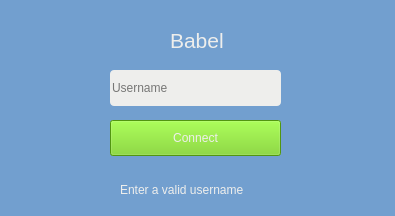
Before: the Qt Designer form client/gui/loginscreen.ui in INanaay/CPP_babel_2018, drawn with Qt 5.
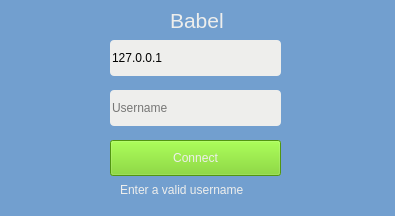
After: the same form once the commit is applied.

Patch:
```diff
--- a/client/gui/loginscreen.ui
+++ b/client/gui/loginscreen.ui
@@ -20,7 +20,7 @@
    <property name="geometry">
     <rect>
      <x>110</x>
-     <y>120</y>
+     <y>140</y>
      <width>171</width>
      <height>36</height>
     </rect>
@@ -37,7 +37,7 @@
    <property name="geometry">
     <rect>
      <x>110</x>
-     <y>70</y>
+     <y>90</y>
      <width>171</width>
      <height>36</height>
     </rect>
@@ -68,7 +68,7 @@
    <property name="geometry">
     <rect>
      <x>170</x>
-     <y>20</y>
+     <y>0</y>
      <width>61</width>
      <height>41</height>
     </rect>
@@ -77,6 +77,27 @@
     <string>&lt;html&gt;&lt;head/&gt;&lt;body&gt;&lt;p&gt;&lt;span style=&quot; font-size:16pt; color:#eeeeec;&quot;&gt;Babel&lt;/span&gt;&lt;/p&gt;&lt;/body&gt;&lt;/html&gt;</string>
    </property>
   </widget>
+  <widget class="QLineEdit" name="ipTextBox">
+   <property name="geometry">
+    <rect>
+     <x>110</x>
+     <y>40</y>
+     <width>171</width>
+     <height>36</height>
+    </rect>
+   </property>
+   <property name="styleSheet">
+    <string notr="true">    border-style: solid;
+background-color: rgb(238, 238, 236);
+    border-radius: 4px;</string>
+   </property>
+   <property name="text">
+    <string>127.0.0.1</string>
+   </property>
+   <property name="placeholderText">
+    <string>Username</string>
+   </property>
+  </widget>
  </widget>
  <resources/>
  <connections/>
```
